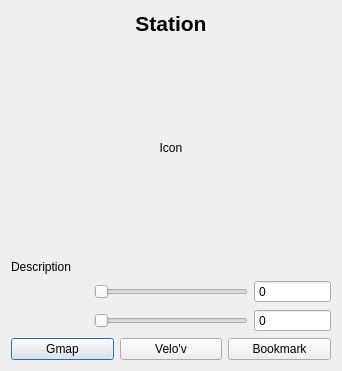
The window that src/stationdialog.ui (iksaif/lugdulov) describes before a commit, drawn with Qt 5.
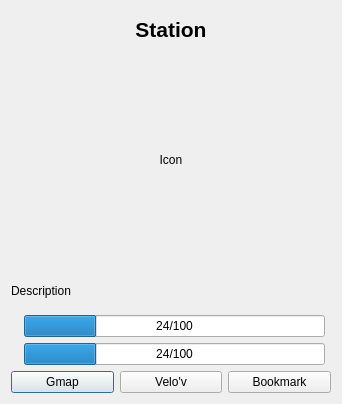
The same window after the commit. Icons and pictures are not drawn.

Commit message: ui: use progress bars instead of sliders

The edit to the form file:
```diff
--- a/src/stationdialog.ui
+++ b/src/stationdialog.ui
@@ -7,14 +7,14 @@
     <x>0</x>
     <y>0</y>
     <width>341</width>
-    <height>354</height>
+    <height>404</height>
    </rect>
   </property>
   <property name="windowTitle">
    <string>Station Dialog</string>
   </property>
   <layout class="QGridLayout" name="gridLayout">
-   <item row="0" column="0" colspan="4">
+   <item row="0" column="0" colspan="3">
     <widget class="QLabel" name="stationLabel">
      <property name="font">
       <font>
@@ -31,7 +31,7 @@
      </property>
     </widget>
    </item>
-   <item row="1" column="0" colspan="4">
+   <item row="1" column="0" colspan="3">
     <widget class="QLabel" name="iconLabel">
      <property name="sizePolicy">
       <sizepolicy hsizetype="Expanding" vsizetype="Fixed">
@@ -56,7 +56,7 @@
      </property>
     </widget>
    </item>
-   <item row="2" column="0" colspan="4">
+   <item row="2" column="0" colspan="3">
     <widget class="QLabel" name="descriptionLabel">
      <property name="text">
       <string>Description</string>
@@ -73,26 +73,6 @@
      </property>
     </widget>
    </item>
-   <item row="3" column="1" colspan="2">
-    <widget class="QSlider" name="slotsSlider">
-     <property name="orientation">
-      <enum>Qt::Horizontal</enum>
-     </property>
-    </widget>
-   </item>
-   <item row="3" column="3">
-    <widget class="QSpinBox" name="slotSpinBox">
-     <property name="readOnly">
-      <bool>true</bool>
-     </property>
-     <property name="buttonSymbols">
-      <enum>QAbstractSpinBox::NoButtons</enum>
-     </property>
-     <property name="suffix">
-      <string/>
-     </property>
-    </widget>
-   </item>
    <item row="4" column="0">
     <widget class="QLabel" name="bikeLabel">
      <property name="text">
@@ -103,27 +83,7 @@
      </property>
     </widget>
    </item>
-   <item row="4" column="1" colspan="2">
-    <widget class="QSlider" name="bikeSlider">
-     <property name="orientation">
-      <enum>Qt::Horizontal</enum>
-     </property>
-    </widget>
-   </item>
-   <item row="4" column="3">
-    <widget class="QSpinBox" name="bikeSpinBox">
-     <property name="readOnly">
-      <bool>true</bool>
-     </property>
-     <property name="buttonSymbols">
-      <enum>QAbstractSpinBox::NoButtons</enum>
-     </property>
-     <property name="suffix">
-      <string/>
-     </property>
-    </widget>
-   </item>
-   <item row="5" column="0" colspan="4">
+   <item row="5" column="0" colspan="3">
     <layout class="QHBoxLayout" name="horizontalLayout">
      <item>
       <widget class="QPushButton" name="gmapButton">
@@ -163,6 +123,26 @@
      </item>
     </layout>
    </item>
+   <item row="3" column="1">
+    <widget class="QProgressBar" name="slotsProgressBar">
+     <property name="value">
+      <number>24</number>
+     </property>
+     <property name="format">
+      <string>%v/%m</string>
+     </property>
+    </widget>
+   </item>
+   <item row="4" column="1">
+    <widget class="QProgressBar" name="bikeProgressBar">
+     <property name="value">
+      <number>24</number>
+     </property>
+     <property name="format">
+      <string>%v/%m</string>
+     </property>
+    </widget>
+   </item>
   </layout>
  </widget>
  <resources>
```
The commit also changes 2 other files.
